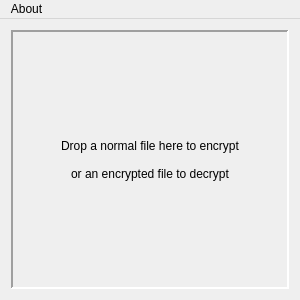
Old version of the form gui/cloaker/mainwindow.ui in the repository spieglt/Cloaker.
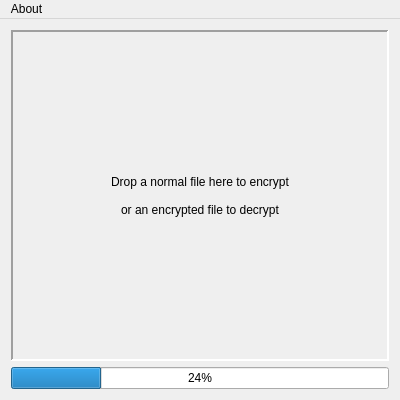
New version of the form. Custom widgets are drawn as their Qt base class.

Commit message: wow, excruciating and took way too long, but progress bar is updating from rust's encrypt/decrypt functions. qt sets a global pointer to the mainwindow. c++ exports a function that calls a new public method on that global that calls the setValue slot on a pointer to the progress bar it gets from the mainwindow's ui member. rust receives this function pointer during makeConfig, wraps it in a struct with an method that can call it. that output method fulfills the Ui trait in rust core, and config now has a Box<dyn Ui> member.

```diff
--- a/gui/cloaker/mainwindow.ui
+++ b/gui/cloaker/mainwindow.ui
@@ -6,8 +6,8 @@
    <rect>
     <x>0</x>
     <y>0</y>
-    <width>300</width>
-    <height>300</height>
+    <width>400</width>
+    <height>400</height>
    </rect>
   </property>
   <property name="sizePolicy">
@@ -57,6 +57,13 @@
       </property>
      </widget>
     </item>
+    <item row="1" column="0">
+     <widget class="QProgressBar" name="progBar">
+      <property name="value">
+       <number>24</number>
+      </property>
+     </widget>
+    </item>
    </layout>
   </widget>
   <widget class="QMenuBar" name="menuBar">
@@ -64,8 +71,8 @@
     <rect>
      <x>0</x>
      <y>0</y>
-     <width>300</width>
-     <height>20</height>
+     <width>400</width>
+     <height>25</height>
     </rect>
    </property>
    <widget class="QMenu" name="menuAbout">
```
The commit also changes 11 other files.
